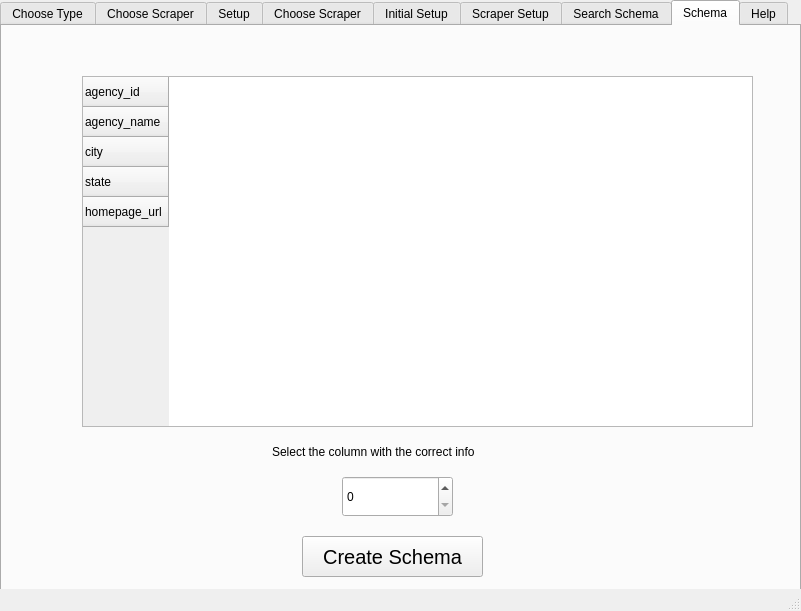
First picture: the form in setup_gui/common/gui/scraper_ui.ui, repository Police-Data-Accessibility-Project/scrapers, before the edit.
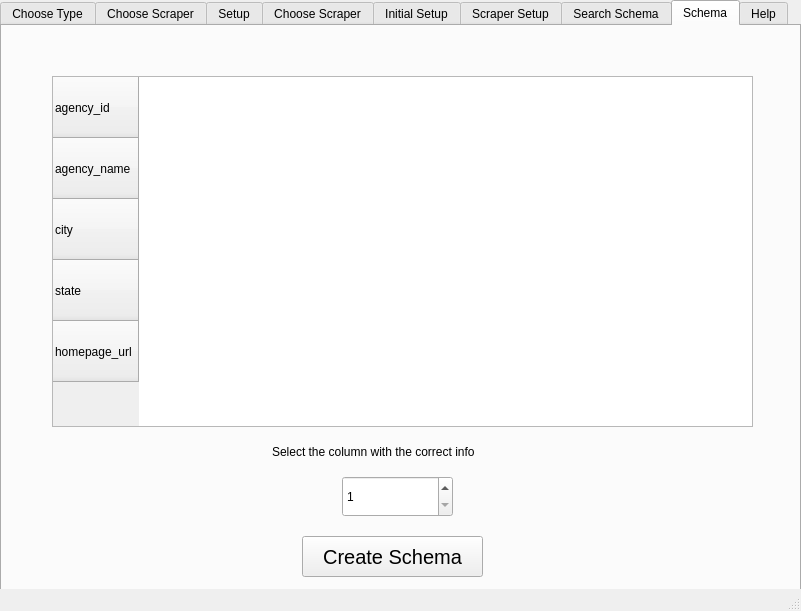
Second picture: the form after the edit.

The edit to the form file:
```diff
--- a/setup_gui/common/gui/scraper_ui.ui
+++ b/setup_gui/common/gui/scraper_ui.ui
@@ -2168,9 +2168,9 @@
      <widget class="QTableWidget" name="searchResult_table">
       <property name="geometry">
        <rect>
-        <x>80</x>
+        <x>50</x>
         <y>50</y>
-        <width>671</width>
+        <width>701</width>
         <height>351</height>
        </rect>
       </property>
@@ -2180,6 +2180,15 @@
       <property name="alternatingRowColors">
        <bool>true</bool>
       </property>
+      <attribute name="horizontalHeaderMinimumSectionSize">
+       <number>80</number>
+      </attribute>
+      <attribute name="verticalHeaderDefaultSectionSize">
+       <number>61</number>
+      </attribute>
+      <attribute name="verticalHeaderMinimumSectionSize">
+       <number>29</number>
+      </attribute>
       <row>
        <property name="text">
         <string>agency_id</string>
@@ -2233,6 +2242,12 @@
         <height>41</height>
        </rect>
       </property>
+      <property name="minimum">
+       <number>1</number>
+      </property>
+      <property name="value">
+       <number>1</number>
+      </property>
      </widget>
      <widget class="QLabel" name="step1_3">
       <property name="geometry">
```
